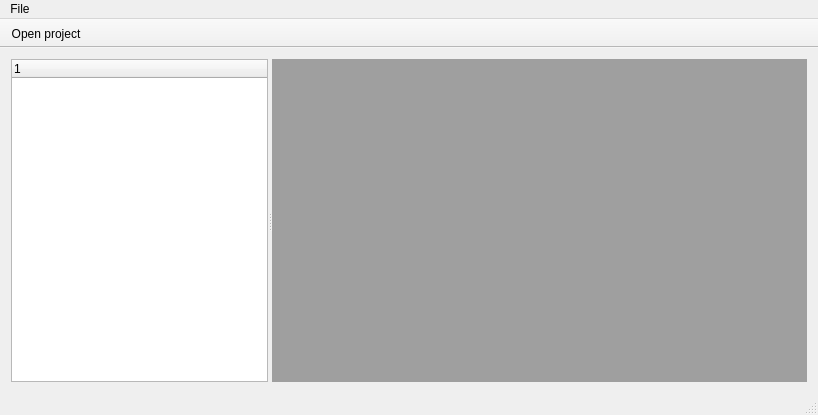
Qt form CiaicMemorias/mainwindow.ui (irgNemo/oscarMariscal) before a commit.
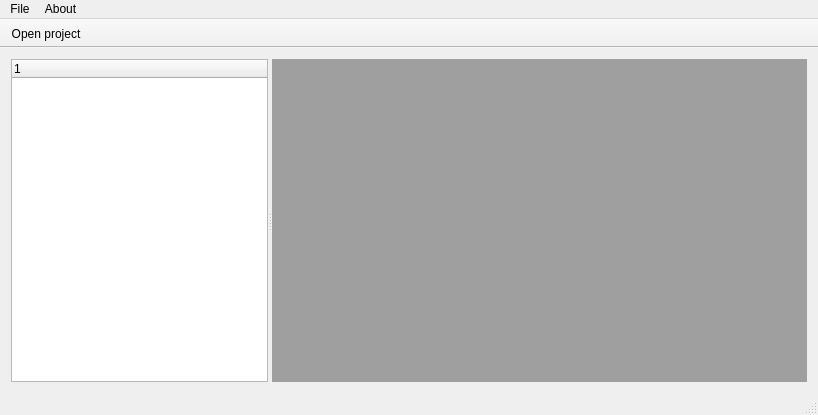
The same form after that commit. Icons and pictures are not drawn.

Commit message: a few windows have been added such as, FileChooserWindow - let's you select to file to a project, InformationAboutTableWindow -stadistics about the table you open, Licenses window, pretty self explanatory

```diff
--- a/CiaicMemorias/mainwindow.ui
+++ b/CiaicMemorias/mainwindow.ui
@@ -57,7 +57,14 @@
     </property>
     <addaction name="actionOpen_project"/>
    </widget>
+   <widget class="QMenu" name="menuAbout">
+    <property name="title">
+     <string>About</string>
+    </property>
+    <addaction name="actionlicenses"/>
+   </widget>
    <addaction name="menuFile"/>
+   <addaction name="menuAbout"/>
   </widget>
   <widget class="QToolBar" name="mainToolBar">
    <property name="enabled">
```
Left out of the diff: 5 changed lines with no effect on the pictures. The commit also changes 14 other files.
